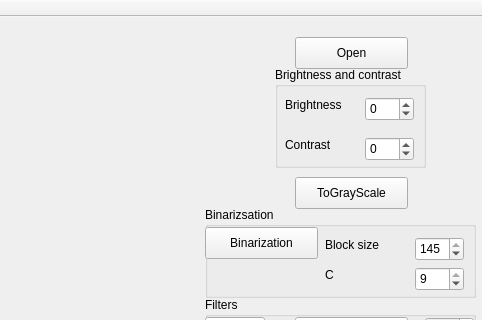
First picture: the form in mainwindow.ui, repository PavelKubitski/testCV2, before the edit; both pictures show x 285 to 767 and y 0 to 320 of the 767 by 687 pixel window.
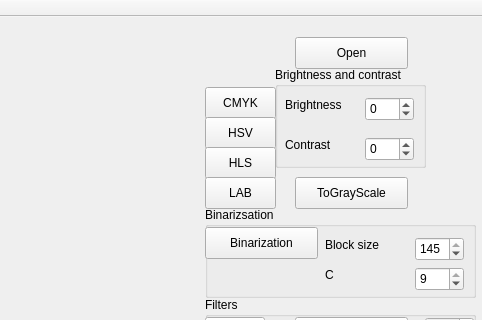
Second picture: the form after the edit. Custom widgets are drawn as their Qt base class.

What changed in the file:
```diff
--- a/mainwindow.ui
+++ b/mainwindow.ui
@@ -459,6 +459,58 @@
      <number>0</number>
     </property>
    </widget>
+   <widget class="QPushButton" name="CMYKButton">
+    <property name="geometry">
+     <rect>
+      <x>490</x>
+      <y>70</y>
+      <width>71</width>
+      <height>32</height>
+     </rect>
+    </property>
+    <property name="text">
+     <string>CMYK</string>
+    </property>
+   </widget>
+   <widget class="QPushButton" name="HSVButton">
+    <property name="geometry">
+     <rect>
+      <x>490</x>
+      <y>100</y>
+      <width>71</width>
+      <height>32</height>
+     </rect>
+    </property>
+    <property name="text">
+     <string>HSV</string>
+    </property>
+   </widget>
+   <widget class="QPushButton" name="HLSButton">
+    <property name="geometry">
+     <rect>
+      <x>490</x>
+      <y>130</y>
+      <width>71</width>
+      <height>32</height>
+     </rect>
+    </property>
+    <property name="text">
+     <string>HLS</string>
+    </property>
+   </widget>
+   <widget class="QPushButton" name="LABButton">
+    <property name="geometry">
+     <rect>
+      <x>490</x>
+      <y>160</y>
+      <width>71</width>
+      <height>32</height>
+     </rect>
+    </property>
+    <property name="text">
+     <string>LAB</string>
+    </property>
+   </widget>
   </widget>
   <widget class="QMenuBar" name="menuBar">
    <property name="geometry">
```
